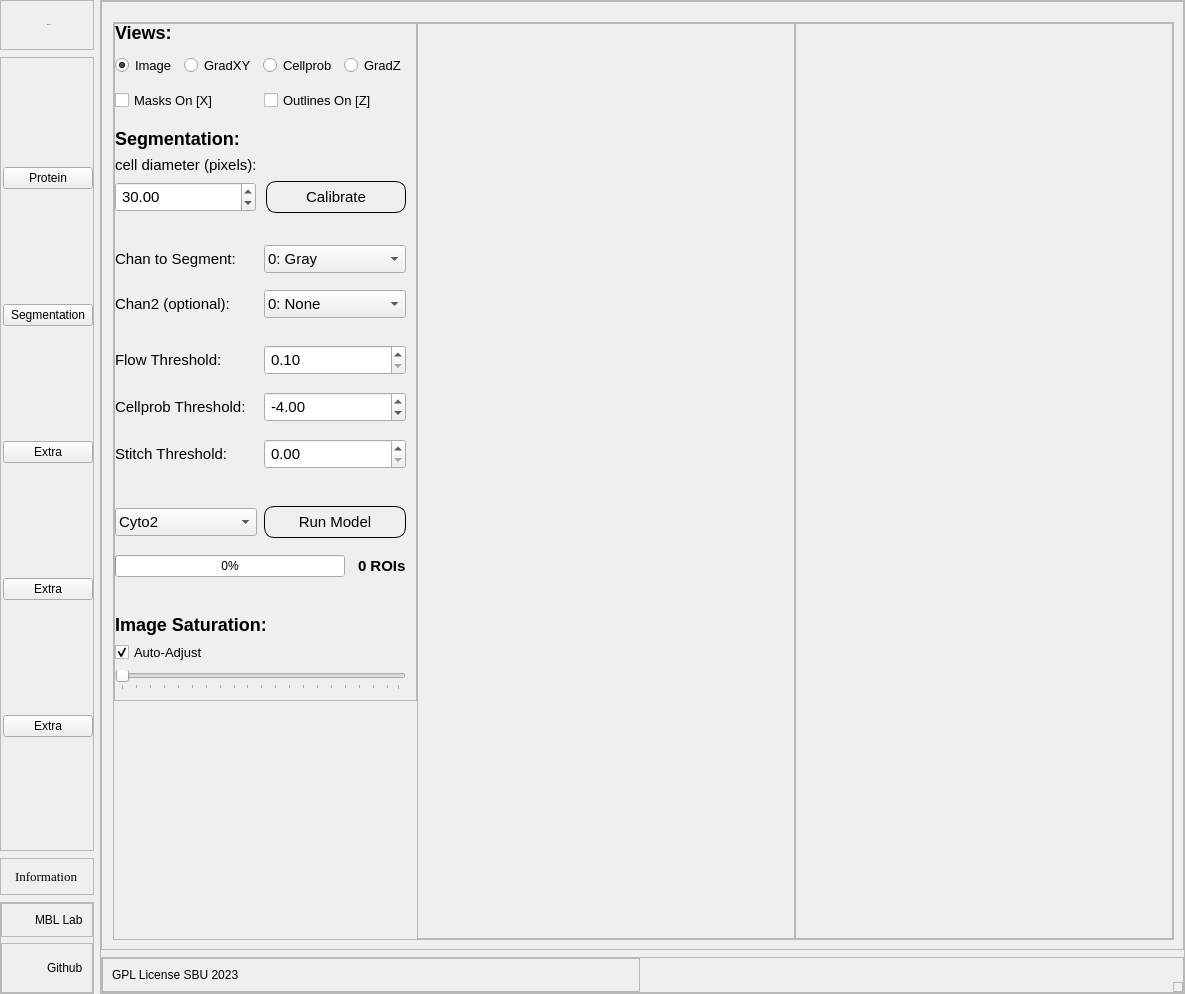
Ktuzinowski/MBL_PyQt_Desktop, file dashboard.ui: the form before one commit.
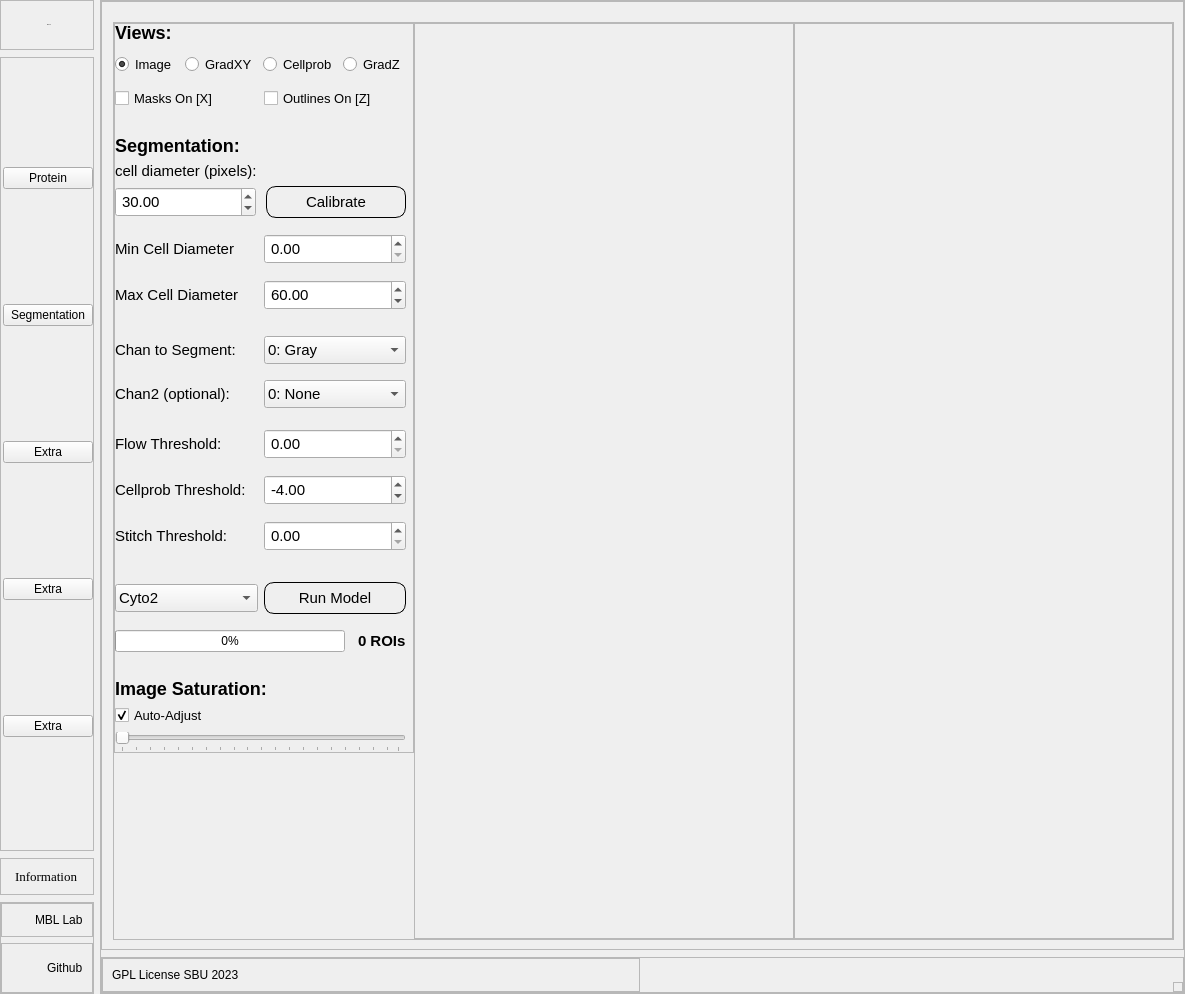
The form after the commit. Icons and pictures are not drawn. Custom widgets are drawn as their Qt base class.

Commit message: Finished adding threshold feature for cell diameters. Will focus on optimization after I am able to save the masks on top of the image inside of the application. Then I will use Cython to execute code in C to optimize.

```diff
--- a/dashboard.ui
+++ b/dashboard.ui
@@ -1130,23 +1130,17 @@
                     <enum>QFrame::Raised</enum>
                    </property>
                    <layout class="QVBoxLayout" name="verticalLayout_24">
-                    <property name="spacing">
+                    <property name="leftMargin">
+                     <number>0</number>
+                    </property>
+                    <property name="topMargin">
+                     <number>0</number>
+                    </property>
+                    <property name="rightMargin">
                      <number>7</number>
                     </property>
-                    <property name="sizeConstraint">
-                     <enum>QLayout::SetFixedSize</enum>
-                    </property>
-                    <property name="leftMargin">
-                     <number>0</number>
-                    </property>
-                    <property name="topMargin">
-                     <number>0</number>
-                    </property>
-                    <property name="rightMargin">
-                     <number>10</number>
-                    </property>
                     <property name="bottomMargin">
-                     <number>10</number>
+                     <number>0</number>
                     </property>
                     <item>
                      <layout class="QVBoxLayout" name="verticalLayout_23">
@@ -1218,7 +1212,7 @@
                     <item>
                      <layout class="QHBoxLayout" name="horizontalLayout_21">
                       <property name="bottomMargin">
-                       <number>10</number>
+                       <number>20</number>
                       </property>
                       <item>
                        <widget class="QCheckBox" name="masksOnCheck">
@@ -1285,7 +1279,7 @@
                        <enum>QLayout::SetDefaultConstraint</enum>
                       </property>
                       <property name="bottomMargin">
-                       <number>20</number>
+                       <number>0</number>
                       </property>
                       <item>
                        <widget class="QDoubleSpinBox" name="calibrationValue">
@@ -1297,6 +1291,9 @@
                         <property name="styleSheet">
                          <string notr="true"/>
                         </property>
+                        <property name="maximum">
+                         <double>1000.000000000000000</double>
+                        </property>
                         <property name="value">
                          <double>30.000000000000000</double>
                         </property>
@@ -1317,6 +1314,81 @@
                       </item>
                      </layout>
                     </item>
+                    <item>
+                     <layout class="QHBoxLayout" name="horizontalLayout_20">
+                      <property name="topMargin">
+                       <number>10</number>
+                      </property>
+                      <item>
+                       <widget class="QLabel" name="label_22">
+                        <property name="toolTip">
+                         <string/>
+                        </property>
+                        <property name="text">
+                         <string>Min Cell Diameter</string>
+                        </property>
+                       </widget>
+                      </item>
+                      <item>
+                       <widget class="QDoubleSpinBox" name="minimum_cell_diameter">
+                        <property name="toolTip">
+                         <string/>
+                        </property>
+                        <property name="minimum">
+                         <double>0.000000000000000</double>
+                        </property>
+                        <property name="maximum">
+                         <double>1000.000000000000000</double>
+                        </property>
+                        <property name="singleStep">
+                         <double>0.500000000000000</double>
+                        </property>
+                        <property name="value">
+                         <double>0.000000000000000</double>
+                        </property>
+                       </widget>
+                      </item>
+                     </layout>
+                    </item>
+                    <item>
+                     <layout class="QHBoxLayout" name="horizontalLayout_22">
+                      <property name="topMargin">
+                       <number>10</number>
+                      </property>
+                      <property name="bottomMargin">
+                       <number>15</number>
+                      </property>
+                      <item>
+                       <widget class="QLabel" name="label_23">
+                        <property name="toolTip">
+                         <string>Threshold on cell probability output to seed cell masks (set lower to include more pixels or higher to include fewer, e.g. in range from (-6, 6))</string>
+                        </property>
+                        <property name="text">
+                         <string>Max Cell Diameter</string>
+                        </property>
+                       </widget>
+                      </item>
+                      <item>
+                       <widget class="QDoubleSpinBox" name="maximum_cell_diameter">
+                        <property name="toolTip">
+                         <string>Threshold on cell probability output to seed cell masks (set lower to include more pixels or higher to include fewer, e.g. in range from (-6, 6))</string>
+                        </property>
+                        <property name="minimum">
+                         <double>0.000000000000000</double>
+                        </property>
+                        <property name="maximum">
+                         <double>1000.000000000000000</double>
+                        </property>
+                        <property name="singleStep">
+                         <double>0.500000000000000</double>
+                        </property>
+                        <property name="value">
+                         <double>60.000000000000000</double>
+                        </property>
+                       </widget>
+                      </item>
+                     </layout>
+                    </item>
                     <item>
                      <layout class="QHBoxLayout" name="horizontalLayout_13">
                       <property name="topMargin">
@@ -1367,7 +1439,7 @@
                        <number>10</number>
                       </property>
                       <property name="bottomMargin">
-                       <number>20</number>
+                       <number>15</number>
                       </property>
                       <item>
                        <widget class="QLabel" name="chan2">
@@ -1426,7 +1498,7 @@
                          <string>Threshold on flow error to accept a mask (set higher to get more cells, e.g. in range from (0.1, 3.0), OR set to 0.0 to turn off so no cells discarded)</string>
                         </property>
                         <property name="minimum">
-                         <double>0.100000000000000</double>
+                         <double>0.000000000000000</double>
                         </property>
                         <property name="maximum">
                          <double>3.000000000000000</double>
@@ -1480,7 +1552,7 @@
                        <number>10</number>
                       </property>
                       <property name="bottomMargin">
-                       <number>20</number>
+                       <number>15</number>
                       </property>
                       <item>
                        <widget class="QLabel" name="label_20">
@@ -1562,7 +1634,7 @@
                        <number>10</number>
                       </property>
                       <property name="bottomMargin">
-                       <number>30</number>
+                       <number>20</number>
                       </property>
                       <item>
                        <widget class="QProgressBar" name="progressBar">
```
Left out of the diff: 9 changed lines with no effect on the pictures. The commit also changes 7 other files.
